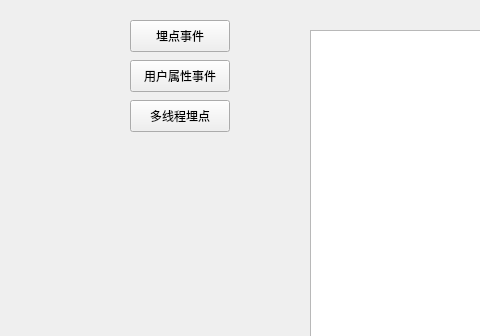
Before: the Qt Designer form mainwindow.ui in growingio/growingio-sdk-qt, drawn with Qt 5; both pictures show x 0 to 480 and y 0 to 336 of the 800 by 600 pixel window.
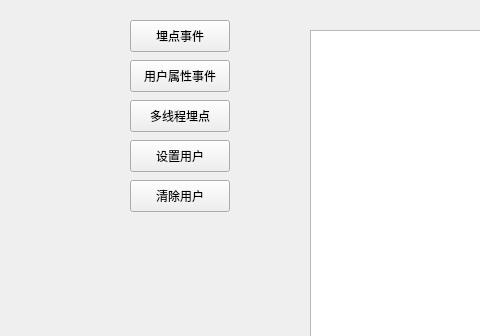
After: the same form once the commit is applied.

Patch:
```diff
--- a/mainwindow.ui
+++ b/mainwindow.ui
@@ -63,6 +63,32 @@
      <string>多线程埋点</string>
     </property>
    </widget>
+   <widget class="QPushButton" name="btn_set_user">
+    <property name="geometry">
+     <rect>
+      <x>130</x>
+      <y>140</y>
+      <width>100</width>
+      <height>32</height>
+     </rect>
+    </property>
+    <property name="text">
+     <string>设置用户</string>
+    </property>
+   </widget>
+   <widget class="QPushButton" name="btn_clear_user">
+    <property name="geometry">
+     <rect>
+      <x>130</x>
+      <y>180</y>
+      <width>100</width>
+      <height>32</height>
+     </rect>
+    </property>
+    <property name="text">
+     <string>清除用户</string>
+    </property>
+   </widget>
   </widget>
   <widget class="QMenuBar" name="menubar">
    <property name="geometry">
```
